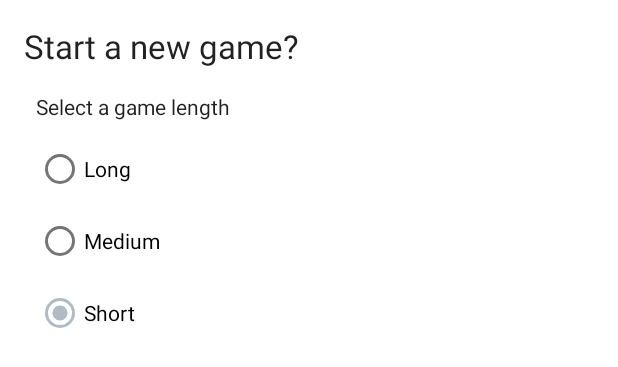
After one commit to RobertoBiundo/SuperStarTrek, an Android app: the layout dialog_new_game.xml on its own in the app's theme, with its tools: preview values and no code run, on a phone screen of 412 x 824 dp. The commit adds this screen. Shown: the top 367 px of the screen. Run offline under Robolectric (Android 15) with nearby library versions, the phone set to English and light mode, and no system bars.

Commit message:
Added New Game Menu (#17)
Added instrumentation test for the MainActivity
Added Jacoco for Code Coverage Collection from UnitTests and InstrumentationTests

Co-authored-by: Roberto Marques <rxm75@acuitysso.com>

```diff
--- a/app/src/main/AndroidManifest.xml
+++ b/app/src/main/AndroidManifest.xml
@@ -14,7 +14,7 @@
         android:theme="@style/Theme.SuperStarTrek"
         tools:targetApi="31">
         <activity
-            android:name=".MainActivity"
+            android:name=".activities.MainActivity"
             android:exported="true">
             <intent-filter>
                 <action android:name="android.intent.action.MAIN" />
--- /dev/null
+++ b/app/src/main/res/layout/dialog_new_game.xml
@@ -0,0 +1,66 @@
+<?xml version="1.0" encoding="utf-8"?>
+<androidx.constraintlayout.widget.ConstraintLayout xmlns:android="http://schemas.android.com/apk/res/android"
+    xmlns:app="http://schemas.android.com/apk/res-auto"
+    xmlns:tools="http://schemas.android.com/tools"
+    android:layout_width="match_parent"
+    android:layout_height="match_parent">
+
+    <TextView
+        android:id="@+id/textView"
+        android:layout_width="0dp"
+        android:layout_height="wrap_content"
+        android:layout_marginStart="16dp"
+        android:layout_marginTop="16dp"
+        android:layout_marginEnd="16dp"
+        android:text="@string/new_game_dialog_title"
+        android:textAppearance="@style/TextAppearance.AppCompat.Large"
+        app:layout_constraintEnd_toEndOf="parent"
+        app:layout_constraintStart_toStartOf="parent"
+        app:layout_constraintTop_toTopOf="parent" />
+
+    <TextView
+        android:id="@+id/textView2"
+        android:layout_width="0dp"
+        android:layout_height="wrap_content"
+        android:layout_marginStart="24dp"
+        android:layout_marginTop="16dp"
+        android:layout_marginEnd="8dp"
+        android:text="@string/new_game_dialog_game_length_title"
+        android:textAppearance="@style/TextAppearance.AppCompat.Body1"
+        app:layout_constraintEnd_toEndOf="parent"
+        app:layout_constraintHorizontal_bias="0.0"
+        app:layout_constraintStart_toStartOf="parent"
+        app:layout_constraintTop_toBottomOf="@+id/textView" />
+
+    <RadioGroup
+        android:id="@+id/rg_GameLengthGroup"
+        android:layout_width="0dp"
+        android:layout_height="wrap_content"
+        android:layout_marginStart="24dp"
+        android:layout_marginTop="8dp"
+        android:layout_marginEnd="24dp"
+        app:layout_constraintEnd_toEndOf="parent"
+        app:layout_constraintStart_toStartOf="parent"
+        app:layout_constraintTop_toBottomOf="@+id/textView2">
+
+        <RadioButton
+            android:id="@+id/rb_GameLengthLong"
+            android:layout_width="match_parent"
+            android:layout_height="wrap_content"
+            android:text="@string/new_game_dialog_game_length_long" />
+
+        <RadioButton
+            android:id="@+id/rb_GameLengthMedium"
+            android:layout_width="match_parent"
+            android:layout_height="wrap_content"
+            android:text="@string/new_game_dialog_game_length_medium" />
+
+        <RadioButton
+            android:id="@+id/rb_GameLengthShort"
+            android:layout_width="match_parent"
+            android:layout_height="wrap_content"
+            android:checked="true"
+            android:text="@string/new_game_dialog_game_length_short" />
+    </RadioGroup>
+
+</androidx.constraintlayout.widget.ConstraintLayout>
--- a/app/src/main/res/values/strings.xml
+++ b/app/src/main/res/values/strings.xml
@@ -1,3 +1,14 @@
 <resources>
     <string name="app_name">SuperStarTrek</string>
+
+    <string name="menu_action_new_game">New Game</string>
+
+    <string name="new_game_dialog_title">Start a new game?</string>
+    <string name="new_game_dialog_game_length_title">Select a game length</string>
+    <string name="new_game_dialog_game_length_long">Long</string>
+    <string name="new_game_dialog_game_length_medium">Medium</string>
+    <string name="new_game_dialog_game_length_short">Short</string>
+    <string name="new_game_dialog_start">Start</string>
+    <string name="new_game_dialog_cancel">Cancel</string>
+
 </resources>
```
Also changed, not shown: app/build.gradle (+16 -5 lines), app/jacoco.gradle (added, +25 -0 lines), app/src/main/java/com/bugbinc/superstartrek/MainActivity.java (deleted, +0 -14 lines), app/src/main/java/com/bugbinc/superstartrek/activities/MainActivity.java (added, +62 -0 lines), app/src/main/java/com/bugbinc/superstartrek/fragments/NewGameDialogFragment.java (added, +66 -0 lines), app/src/main/java/com/bugbinc/superstartrek/fragments/NewGameDialogFragmentListener.java (added, +18 -0 lines), app/src/main/java/com/bugbinc/superstartrek/game/GameLength.java (added, +7 -0 lines), app/src/main/java/com/bugbinc/superstartrek/game/GameSettings.java (added, +48 -0 lines), app/src/main/java/com/bugbinc/superstartrek/world/Universe.java (+33 -0 lines), app/src/main/res/drawable/ic_button_menu_add.xml (added, +15 -0 lines), app/src/main/res/layout/activity_main.xml (+1 -10 lines), app/src/main/res/menu/menu_main.xml (added, +11 -0 lines), build.gradle (+10 -1 lines), gradle/wrapper/gradle-wrapper.properties, 4 other files.
